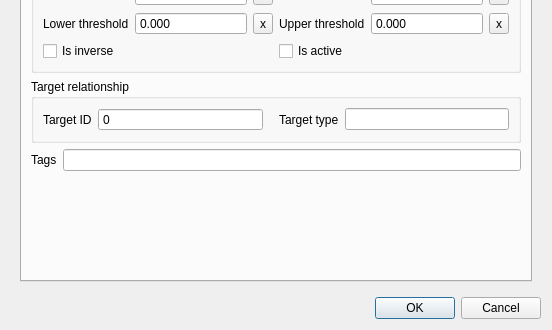
First picture: the form in threedi_schematisation_editor/forms/ui/memory_control.ui, repository nens/threedi-schematisation-editor, before the edit; both pictures show x 0 to 552 and y 227 to 557 of the 552 by 557 pixel window.
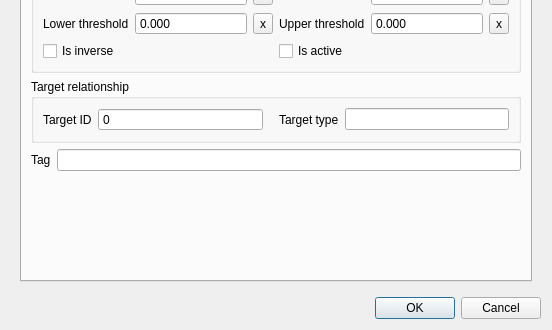
Second picture: the form after the edit.

The edit to the form file:
```diff
--- a/threedi_schematisation_editor/forms/ui/memory_control.ui
+++ b/threedi_schematisation_editor/forms/ui/memory_control.ui
@@ -433,7 +433,7 @@
              <item>
               <widget class="QLabel" name="label_42">
                <property name="text">
-                <string>Tags</string>
+                <string>Tag</string>
                </property>
               </widget>
              </item>
```
